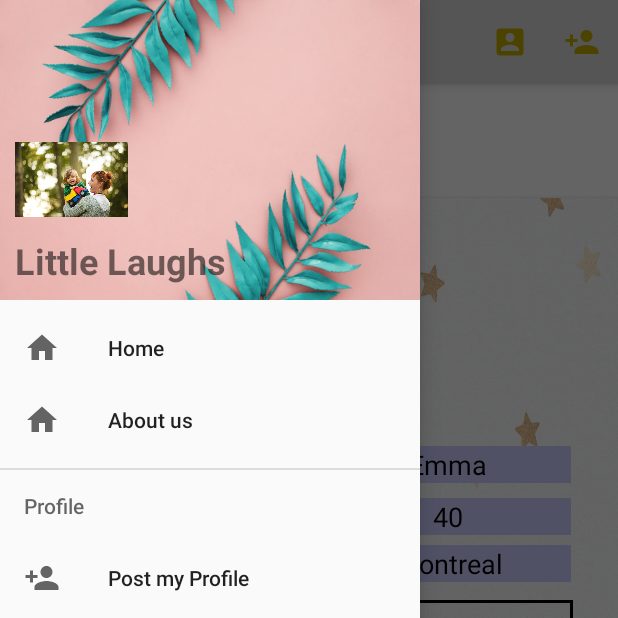
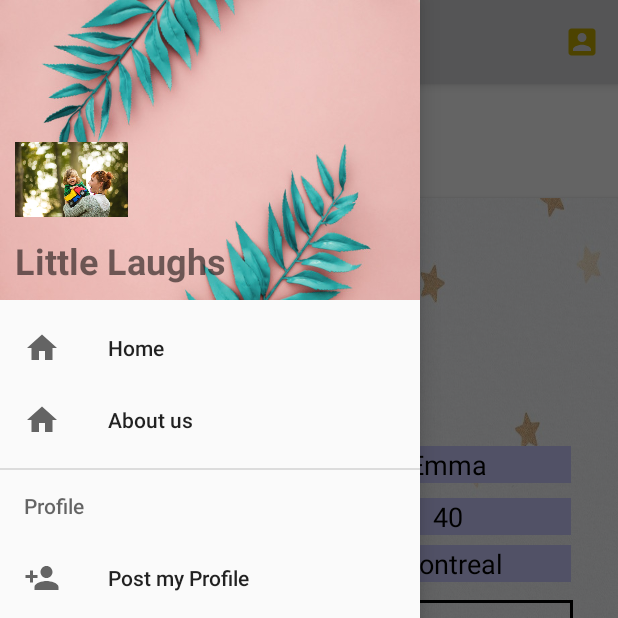
Before and after one commit to ziwenemma/FinalProject, an Android app: the MainPageSitter screen opened directly, with no data from a screen before it, with the side drawer open, on a phone screen of 412 x 824 dp, the top half of it. Run offline under Robolectric (Android 15) with nearby library versions, the phone set to English and light mode, and no system bars; our stand-ins replace Firebase (no records; nobody signed in at launch, a user with empty details on screens opened directly), Picasso; pictures from the network do not load; Roboto replaces fonts that are not available here.

Commit message:
change details

```diff
--- a/app/src/main/java/com/example/finalproject/LoginActivityParent.java
+++ b/app/src/main/java/com/example/finalproject/LoginActivityParent.java
@@ -110,7 +110,7 @@ public class LoginActivityParent extends AppCompatActivity {
                 final EditText resetMail = new EditText(v.getContext());
                 AlertDialog.Builder passwordResetDialog = new AlertDialog.Builder(v.getContext());
                 passwordResetDialog.setTitle("Reset Password ?");
-                passwordResetDialog.setMessage("Enter Your Email To Received Reset Link.");
+                passwordResetDialog.setMessage("Enter Your Email To Receive a Reset Link.");
                 passwordResetDialog.setView(resetMail);
 
                 passwordResetDialog.setPositiveButton("Yes", new DialogInterface.OnClickListener() {
--- a/app/src/main/java/com/example/finalproject/LoginActivitySitter.java
+++ b/app/src/main/java/com/example/finalproject/LoginActivitySitter.java
@@ -95,7 +95,7 @@ public class LoginActivitySitter extends AppCompatActivity {
                 final EditText resetMail=new EditText(v.getContext());
                 AlertDialog.Builder passwordResetDialog=new AlertDialog.Builder(v.getContext());
                 passwordResetDialog.setTitle("Reset Password ?");
-                passwordResetDialog.setMessage("Enter Your Email To Received Reset Link.");
+                passwordResetDialog.setMessage("Enter Your Email To Receive a Reset Link.");
                 passwordResetDialog.setView(resetMail);
 
                 passwordResetDialog.setPositiveButton("Yes", new DialogInterface.OnClickListener() {
--- a/app/src/main/java/com/example/finalproject/MainPageParent.java
+++ b/app/src/main/java/com/example/finalproject/MainPageParent.java
@@ -253,6 +253,9 @@ public class MainPageParent extends AppCompatActivity implements NavigationView.
         else if (id==R.id.nav_post){
             startActivity(new Intent(getApplicationContext(),ParentInformation.class));
         }
+        else if (id==R.id.nav_profile){
+            startActivity(new Intent(getApplicationContext(),ProfileActivity.class));
+        }
 
         DrawerLayout drawer=(DrawerLayout)findViewById(R.id.drawer_layout);
         drawer.closeDrawer(GravityCompat.START);
--- a/app/src/main/java/com/example/finalproject/MainPageSitter.java
+++ b/app/src/main/java/com/example/finalproject/MainPageSitter.java
@@ -202,6 +202,9 @@ public class MainPageSitter extends AppCompatActivity implements NavigationView.
         else if (id==R.id.nav_profile){
             startActivity(new Intent(getApplicationContext(),ProfileActivitySitter.class));
         }
+        else if (id==R.id.AccountInfo){
+            startActivity(new Intent(getApplicationContext(),ProfileActivitySitter.class));
+        }
         DrawerLayout drawer=(DrawerLayout)findViewById(R.id.drawer_layout);
         drawer.closeDrawer(GravityCompat.START);
         return  true;
--- a/app/src/main/res/menu/menu_sitter.xml
+++ b/app/src/main/res/menu/menu_sitter.xml
@@ -9,10 +9,6 @@
         android:title="go to sitter profile page"
         app:showAsAction="ifRoom"/>
 
-    <item
-        android:id="@+id/post_profile"
-        android:icon="@drawable/post_profile"
-        android:title="go to sitter profile page"
-        app:showAsAction="ifRoom"/>
+
 
 </menu>
```
